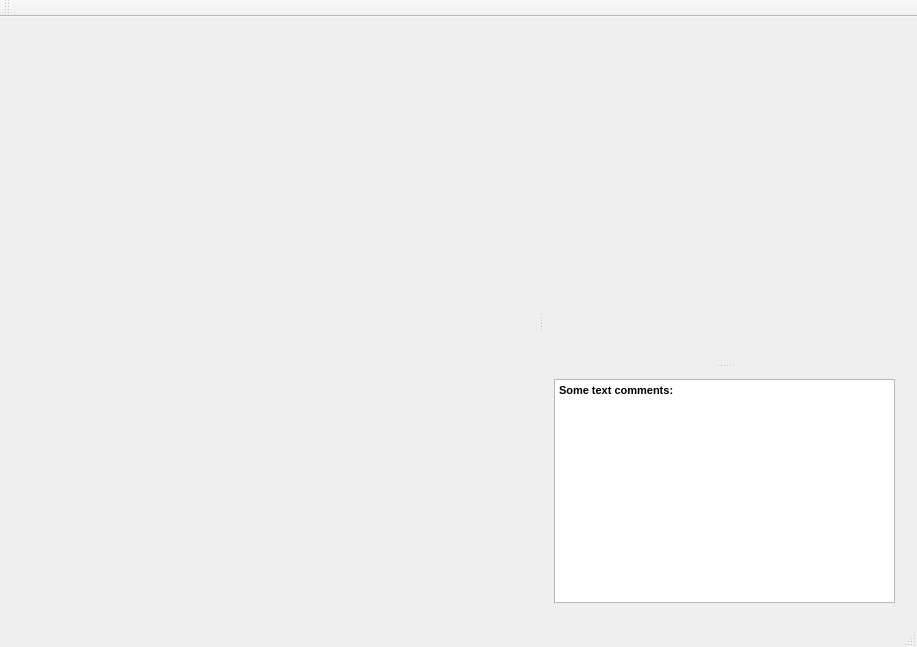
Qt form mainwindow.ui (KroshkinaAlena/MCT) before a commit.
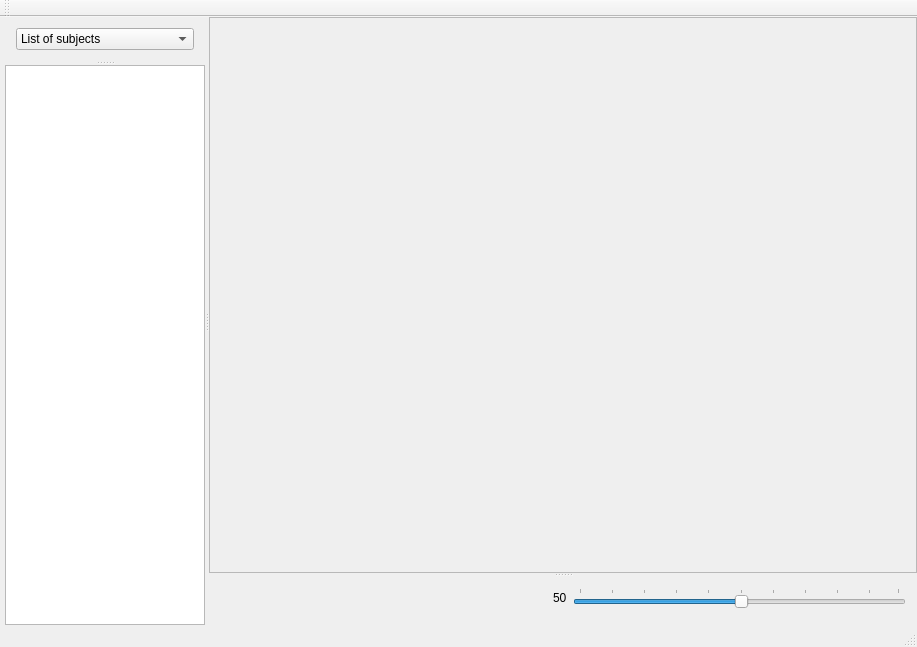
The same form after that commit.

The edit to the form file:
```diff
--- a/mainwindow.ui
+++ b/mainwindow.ui
@@ -26,129 +26,292 @@
    <bool>false</bool>
   </property>
   <widget class="QWidget" name="centralWidget">
-   <layout class="QVBoxLayout" name="verticalLayout_3">
+   <property name="palette">
+    <palette>
+     <active>
+      <colorrole role="WindowText">
+       <brush brushstyle="SolidPattern">
+        <color alpha="255">
+         <red>0</red>
+         <green>0</green>
+         <blue>0</blue>
+        </color>
+       </brush>
+      </colorrole>
+      <colorrole role="Text">
+       <brush brushstyle="SolidPattern">
+        <color alpha="255">
+         <red>0</red>
+         <green>0</green>
+         <blue>0</blue>
+        </color>
+       </brush>
+      </colorrole>
+      <colorrole role="ButtonText">
+       <brush brushstyle="SolidPattern">
+        <color alpha="255">
+         <red>0</red>
+         <green>0</green>
+         <blue>0</blue>
+        </color>
+       </brush>
+      </colorrole>
+     </active>
+     <inactive>
+      <colorrole role="WindowText">
+       <brush brushstyle="SolidPattern">
+        <color alpha="255">
+         <red>0</red>
+         <green>0</green>
+         <blue>0</blue>
+        </color>
+       </brush>
+      </colorrole>
+      <colorrole role="Text">
+       <brush brushstyle="SolidPattern">
+        <color alpha="255">
+         <red>0</red>
+         <green>0</green>
+         <blue>0</blue>
+        </color>
+       </brush>
+      </colorrole>
+      <colorrole role="ButtonText">
+       <brush brushstyle="SolidPattern">
+        <color alpha="255">
+         <red>0</red>
+         <green>0</green>
+         <blue>0</blue>
+        </color>
+       </brush>
+      </colorrole>
+     </inactive>
+     <disabled>
+      <colorrole role="WindowText">
+       <brush brushstyle="SolidPattern">
+        <color alpha="255">
+         <red>170</red>
+         <green>170</green>
+         <blue>0</blue>
+        </color>
+       </brush>
+      </colorrole>
+      <colorrole role="Text">
+       <brush brushstyle="SolidPattern">
+        <color alpha="255">
+         <red>170</red>
+         <green>170</green>
+         <blue>0</blue>
+        </color>
+       </brush>
+      </colorrole>
+      <colorrole role="ButtonText">
+       <brush brushstyle="SolidPattern">
+        <color alpha="255">
+         <red>170</red>
+         <green>170</green>
+         <blue>0</blue>
+        </color>
+       </brush>
+      </colorrole>
+     </disabled>
+    </palette>
+   </property>
+   <layout class="QHBoxLayout" name="horizontalLayout_3">
+    <property name="spacing">
+     <number>0</number>
+    </property>
+    <property name="leftMargin">
+     <number>5</number>
+    </property>
+    <property name="topMargin">
+     <number>0</number>
+    </property>
+    <property name="rightMargin">
+     <number>0</number>
+    </property>
+    <property name="bottomMargin">
+     <number>0</number>
+    </property>
     <item>
-     <widget class="QSplitter" name="splitter_2">
-      <property name="sizePolicy">
-       <sizepolicy hsizetype="Expanding" vsizetype="Preferred">
-        <horstretch>0</horstretch>
-        <verstretch>0</verstretch>
-       </sizepolicy>
-      </property>
+     <widget class="QSplitter" name="splitter_3">
       <property name="orientation">
        <enum>Qt::Horizontal</enum>
       </property>
-      <property name="opaqueResize">
-       <bool>true</bool>
-      </property>
-      <widget class="QScrollArea" name="scrollArea">
-       <property name="frameShape">
-        <enum>QFrame::NoFrame</enum>
-       </property>
-       <property name="lineWidth">
-        <number>0</number>
-       </property>
-       <property name="widgetResizable">
-        <bool>true</bool>
-       </property>
-       <property name="alignment">
-        <set>Qt::AlignCenter</set>
-       </property>
-       <widget class="QWidget" name="scrollAreaWidgetContents_2">
-        <property name="enabled">
-         <bool>true</bool>
-        </property>
-        <property name="geometry">
-         <rect>
-          <x>0</x>
-          <y>0</y>
-          <width>95</width>
-          <height>576</height>
-         </rect>
-        </property>
-        <property name="sizePolicy">
-         <sizepolicy hsizetype="Expanding" vsizetype="Expanding">
-          <horstretch>1</horstretch>
-          <verstretch>0</verstretch>
-         </sizepolicy>
-        </property>
-        <layout class="QVBoxLayout" name="verticalLayout_4">
-         <item>
-          <layout class="QVBoxLayout" name="verticalLayout_2">
-           <property name="spacing">
-            <number>10</number>
-           </property>
-           <property name="leftMargin">
-            <number>5</number>
-           </property>
-           <property name="topMargin">
-            <number>5</number>
-           </property>
-           <property name="rightMargin">
-            <number>5</number>
-           </property>
-           <property name="bottomMargin">
-            <number>5</number>
-           </property>
-          </layout>
-         </item>
-        </layout>
-       </widget>
-      </widget>
-      <widget class="QSplitter" name="splitter">
+      <widget class="QSplitter" name="splitter_2">
        <property name="orientation">
         <enum>Qt::Vertical</enum>
        </property>
-       <widget class="QWidget" name="FildView" native="true">
+       <widget class="QWidget" name="">
+        <layout class="QHBoxLayout" name="horizontalLayout_2">
+         <item>
+          <widget class="QComboBox" name="SubjectsList">
+           <property name="sizePolicy">
+            <sizepolicy hsizetype="Ignored" vsizetype="Fixed">
+             <horstretch>1</horstretch>
+             <verstretch>0</verstretch>
+            </sizepolicy>
+           </property>
+           <item>
+            <property name="text">
+             <string>List of subjects</string>
+            </property>
+           </item>
+           <item>
+            <property name="text">
+             <string>математика</string>
+            </property>
+           </item>
+           <item>
+            <property name="text">
+             <string>английский</string>
+            </property>
+           </item>
+           <item>
+            <property name="text">
+             <string>русский язык</string>
+            </property>
+           </item>
+          </widget>
+         </item>
+         <item>
+          <spacer name="horizontalSpacer_2">
+           <property name="orientation">
+            <enum>Qt::Horizontal</enum>
+           </property>
+           <property name="sizeType">
+            <enum>QSizePolicy::Expanding</enum>
+           </property>
+           <property name="sizeHint" stdset="0">
+            <size>
+             <width>0</width>
+             <height>20</height>
+            </size>
+           </property>
+          </spacer>
+         </item>
+        </layout>
+       </widget>
+       <widget class="QListWidget" name="listWidget">
         <property name="sizePolicy">
-         <sizepolicy hsizetype="Expanding" vsizetype="Expanding">
+         <sizepolicy hsizetype="Ignored" vsizetype="Expanding">
           <horstretch>0</horstretch>
-          <verstretch>0</verstretch>
+          <verstretch>7</verstretch>
          </sizepolicy>
         </property>
-        <widget class="QWidget" name="PreviewFild" native="true">
+        <property name="maximumSize">
+         <size>
+          <width>200</width>
+          <height>16777215</height>
+         </size>
+        </property>
+       </widget>
+      </widget>
+      <widget class="QSplitter" name="splitter">
+       <property name="orientation">
+        <enum>Qt::Vertical</enum>
+       </property>
+       <widget class="QScrollArea" name="ViewFild">
+        <property name="sizePolicy">
+         <sizepolicy hsizetype="Expanding" vsizetype="Ignored">
+          <horstretch>7</horstretch>
+          <verstretch>7</verstretch>
+         </sizepolicy>
+        </property>
+        <property name="minimumSize">
+         <size>
+          <width>0</width>
+          <height>0</height>
+         </size>
+        </property>
+        <property name="widgetResizable">
+         <bool>true</bool>
+        </property>
+        <widget class="QWidget" name="scrollAreaWidgetContents">
          <property name="geometry">
           <rect>
-           <x>110</x>
-           <y>20</y>
-           <width>600</width>
-           <height>422</height>
+           <x>0</x>
+           <y>0</y>
+           <width>705</width>
+           <height>553</height>
           </rect>
          </property>
          <layout class="QGridLayout" name="gridLayout_2">
-          <item row="0" column="0">
-           <layout class="QGridLayout" name="gridLayout" rowstretch="0" columnstretch="0">
-            <property name="sizeConstraint">
-             <enum>QLayout::SetMinimumSize</enum>
-            </property>
-            <property name="leftMargin">
-             <number>0</number>
-            </property>
-            <property name="topMargin">
-             <number>0</number>
-            </property>
-            <property name="rightMargin">
-             <number>0</number>
-            </property>
-            <property name="bottomMargin">
-             <number>0</number>
-            </property>
-            <property name="spacing">
-             <number>0</number>
-            </property>
-           </layout>
-          </item>
+          <property name="leftMargin">
+           <number>10</number>
+          </property>
+          <property name="topMargin">
+           <number>10</number>
+          </property>
+          <property name="rightMargin">
+           <number>10</number>
+          </property>
+          <property name="bottomMargin">
+           <number>10</number>
+          </property>
+          <property name="spacing">
+           <number>0</number>
+          </property>
          </layout>
         </widget>
        </widget>
-       <widget class="QWidget" name="FildText" native="true">
-        <layout class="QGridLayout" name="gridLayout_4">
-         <item row="0" column="0">
+       <widget class="QWidget" name="">
+        <layout class="QVBoxLayout" name="verticalLayout">
+         <item>
+          <layout class="QHBoxLayout" name="horizontalLayout">
+           <item>
+            <spacer name="horizontalSpacer">
+             <property name="orientation">
+              <enum>Qt::Horizontal</enum>
+             </property>
+             <property name="sizeHint" stdset="0">
+              <size>
+               <width>40</width>
+               <height>20</height>
+              </size>
+             </property>
+            </spacer>
+           </item>
+           <item>
+            <widget class="QLabel" name="label">
+             <property name="text">
+              <string>50</string>
+             </property>
+            </widget>
+           </item>
+           <item>
+            <widget class="QSlider" name="horizontalSlider">
+             <property name="sizePolicy">
+              <sizepolicy hsizetype="Expanding" vsizetype="Fixed">
+               <horstretch>0</horstretch>
+               <verstretch>1</verstretch>
+              </sizepolicy>
+             </property>
+             <property name="sliderPosition">
+              <number>50</number>
+             </property>
+             <property name="orientation">
+              <enum>Qt::Horizontal</enum>
+             </property>
+             <property name="invertedControls">
+              <bool>false</bool>
+             </property>
+             <property name="tickPosition">
+              <enum>QSlider::TicksAbove</enum>
+             </property>
+             <property name="tickInterval">
+              <number>10</number>
+             </property>
+            </widget>
+           </item>
+          </layout>
+         </item>
+         <item>
           <widget class="QTextEdit" name="textEdit">
            <property name="sizePolicy">
-            <sizepolicy hsizetype="Ignored" vsizetype="Ignored">
-             <horstretch>0</horstretch>
-             <verstretch>0</verstretch>
+            <sizepolicy hsizetype="Preferred" vsizetype="Ignored">
+             <horstretch>7</horstretch>
+             <verstretch>3</verstretch>
             </sizepolicy>
            </property>
            <property name="html">
@@ -156,7 +319,8 @@
 &lt;html&gt;&lt;head&gt;&lt;meta name=&quot;qrichtext&quot; content=&quot;1&quot; /&gt;&lt;style type=&quot;text/css&quot;&gt;
 p, li { white-space: pre-wrap; }
 &lt;/style&gt;&lt;/head&gt;&lt;body style=&quot; font-family:'MS Shell Dlg 2'; font-size:8.25pt; font-weight:400; font-style:normal;&quot;&gt;
-&lt;p style=&quot; margin-top:0px; margin-bottom:0px; margin-left:0px; margin-right:0px; -qt-block-indent:0; text-indent:0px;&quot;&gt;&lt;span style=&quot; font-weight:600;&quot;&gt;Some text comments:&lt;/span&gt;&lt;/p&gt;&lt;/body&gt;&lt;/html&gt;</string>
+&lt;p style=&quot; margin-top:0px; margin-bottom:0px; margin-left:0px; margin-right:0px; -qt-block-indent:0; text-indent:0px;&quot;&gt;&lt;span style=&quot; font-size:8pt; font-weight:600;&quot;&gt;Some text comments:&lt;/span&gt;&lt;/p&gt;
+&lt;p style=&quot;-qt-paragraph-type:empty; margin-top:0px; margin-bottom:0px; margin-left:0px; margin-right:0px; -qt-block-indent:0; text-indent:0px; font-size:8pt; font-weight:600;&quot;&gt;&lt;br /&gt;&lt;/p&gt;&lt;/body&gt;&lt;/html&gt;</string>
            </property>
           </widget>
          </item>
```
Left out of the diff: 18 changed lines with no effect on the pictures.
